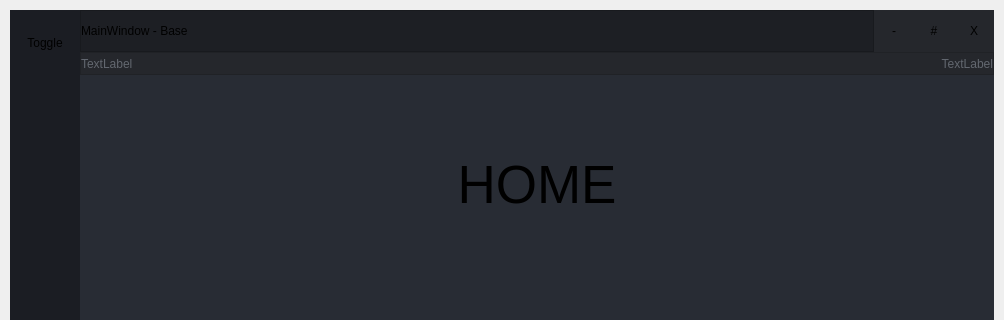
Before: the Qt Designer form ui/main_imbunatatit.ui in Radu101199/CamControl-Controlul-Gestual-al-Dispozitivelor, drawn with Qt 5; both pictures show x 0 to 1004 and y 0 to 320 of the 1004 by 720 pixel window.
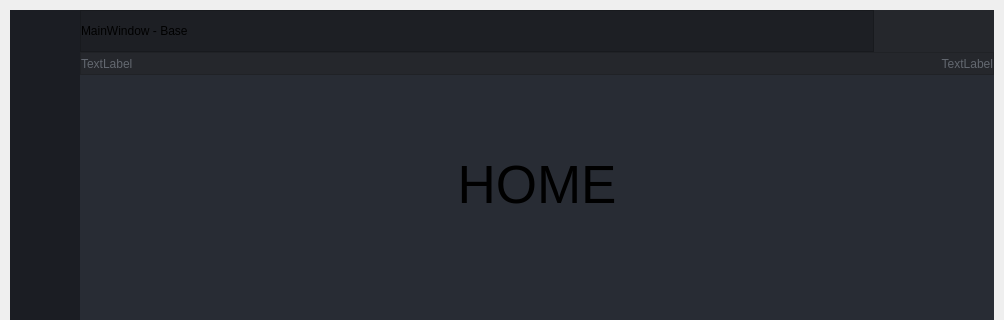
After: the same form once the commit is applied. The open tabs and pages were chosen to show the change. Icons and pictures are not drawn.

What changed in the file:
```diff
--- a/ui/main_imbunatatit.ui
+++ b/ui/main_imbunatatit.ui
@@ -354,7 +354,10 @@
 }</string>
                </property>
                <property name="text">
-                <string>Toggle</string>
+                <string/>
+               </property>
+               <property name="flat">
+                <bool>true</bool>
                </property>
               </widget>
              </item>
@@ -509,7 +512,11 @@
 }</string>
                      </property>
                      <property name="text">
-                      <string>-</string>
+                      <string/>
+                     </property>
+                     <property name="icon">
+                      <iconset resource="files.qrc">
+                       <normaloff>:/20x20/icons/20x20/cil-window-minimize.png</normaloff>:/20x20/icons/20x20/cil-window-minimize.png</iconset>
                      </property>
                     </widget>
                    </item>
@@ -534,7 +541,11 @@
 }</string>
                      </property>
                      <property name="text">
-                      <string>#</string>
+                      <string/>
+                     </property>
+                     <property name="icon">
+                      <iconset resource="files.qrc">
+                       <normaloff>:/20x20/icons/20x20/cil-window-maximize.png</normaloff>:/20x20/icons/20x20/cil-window-maximize.png</iconset>
                      </property>
                     </widget>
                    </item>
@@ -559,7 +570,11 @@
 }</string>
                      </property>
                      <property name="text">
-                      <string>X</string>
+                      <string/>
+                     </property>
+                     <property name="icon">
+                      <iconset resource="files.qrc">
+                       <normaloff>:/20x20/icons/20x20/cil-x.png</normaloff>:/20x20/icons/20x20/cil-x.png</iconset>
                      </property>
                     </widget>
                    </item>
```
Left out of the diff: 16 changed lines with no effect on the pictures.
